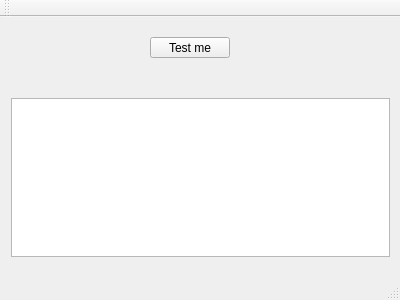
Qt form mainwindow.ui (deviousterran/QTRouteParser) before a commit.
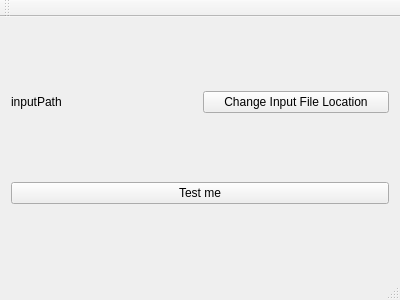
The same form after that commit.

What changed in the file:
```diff
--- a/mainwindow.ui
+++ b/mainwindow.ui
@@ -14,44 +14,29 @@
    <string>MainWindow</string>
   </property>
   <widget class="QWidget" name="centralWidget">
+   <layout class="QGridLayout" name="gridLayout">
+    <item row="0" column="0">
+     <widget class="QLabel" name="inputPathLabel">
+      <property name="text">
+       <string>inputPath</string>
+      </property>
+     </widget>
+    </item>
+    <item row="0" column="1">
+     <widget class="QPushButton" name="inputChangeButton">
+      <property name="text">
+       <string>Change Input File Location</string>
+      </property>
+     </widget>
+    </item>
+    <item row="2" column="0" colspan="2">
    <widget class="QPushButton" name="pushButton">
-    <property name="geometry">
-     <rect>
-      <x>150</x>
-      <y>20</y>
-      <width>80</width>
-      <height>21</height>
-     </rect>
-    </property>
     <property name="text">
      <string>Test me</string>
     </property>
    </widget>
-   <widget class="QWidget" name="verticalLayoutWidget">
-    <property name="geometry">
-     <rect>
-      <x>0</x>
-      <y>70</y>
-      <width>401</width>
-      <height>181</height>
-     </rect>
-    </property>
-    <layout class="QVBoxLayout" name="verticalLayout">
-     <item>
-      <widget class="QPlainTextEdit" name="plainTextEdit"/>
-     </item>
-    </layout>
-   </widget>
-  </widget>
-  <widget class="QMenuBar" name="menuBar">
-   <property name="geometry">
-    <rect>
-     <x>0</x>
-     <y>0</y>
-     <width>400</width>
-     <height>20</height>
-    </rect>
-   </property>
+    </item>
+   </layout>
   </widget>
   <widget class="QToolBar" name="mainToolBar">
    <attribute name="toolBarArea">
```
Lines whose indentation alone changed are shown as unchanged.
